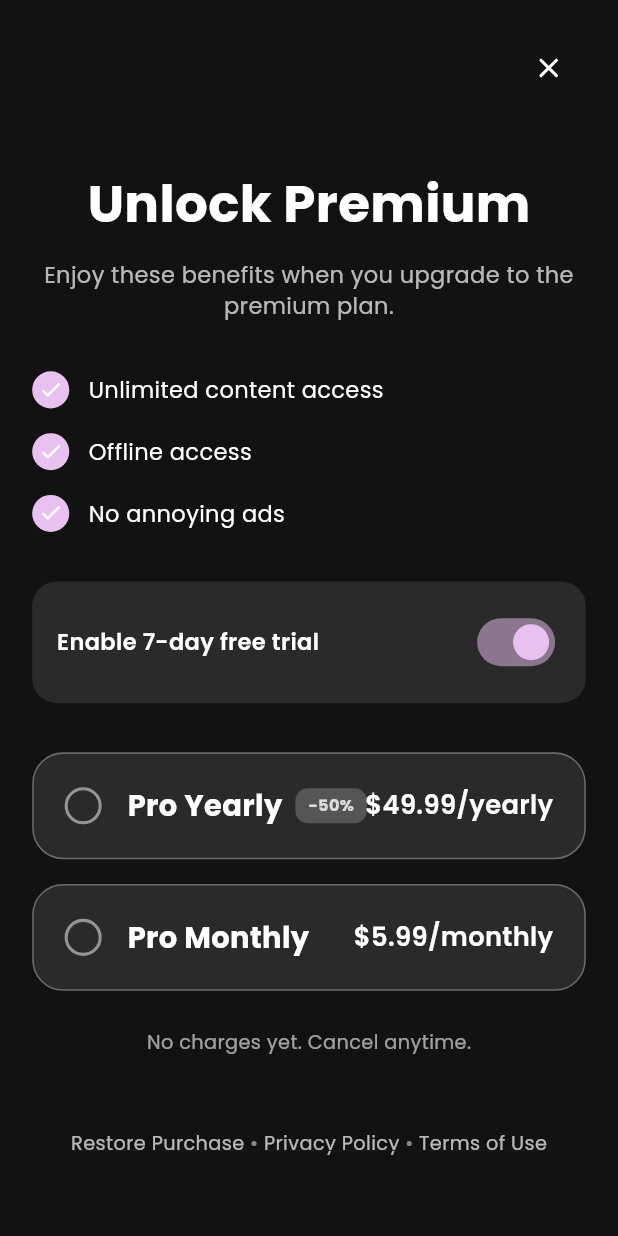
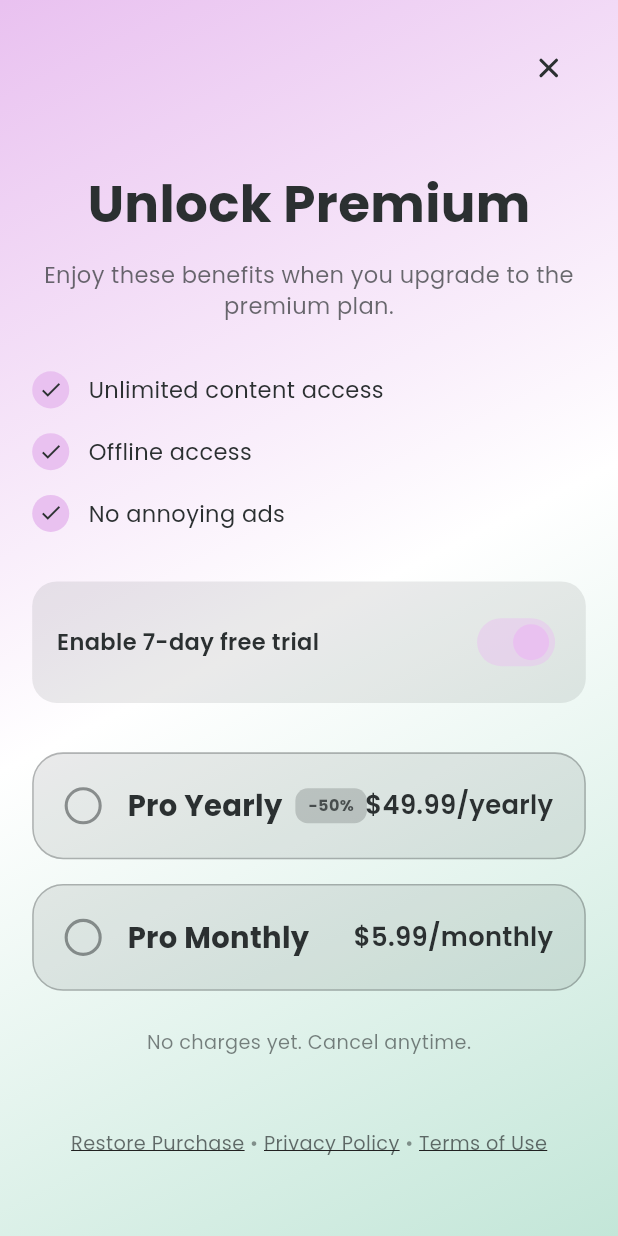
Before and after one commit to tran-haison/workouch, a Flutter app: the SubscriptionPage screen opened by its route, on a phone screen of 412 x 824 dp. Run offline on Flutter 3.47's test engine with Material 3 defaults, Android fonts, the phone set to English and light mode, and no system bars; drawn by our look-alikes of oktoast; our stand-ins replace cached_network_image, device_info_plus, dio, either_dart, firebase_core, firebase_crashlytics and 19 more; missing offline and left inert: purchases_flutter; accounts and stored records are empty; generated files the repository leaves out were written again.

Commit message:
style: update subscription page ui

```diff
--- a/lib/features/auth/presentation/pages/subscription_page.dart
+++ b/lib/features/auth/presentation/pages/subscription_page.dart
@@ -26,28 +26,39 @@ class _SubscriptionPageState extends State<SubscriptionPage> {
   @override
   Widget build(BuildContext context) {
     return Scaffold(
-      body: Container(
-        decoration: const BoxDecoration(
-          // gradient: LinearGradient(
-          //   begin: Alignment.topCenter,
-          //   end: Alignment.bottomCenter,
-          //   colors: [Color(0xFF1A1A2E), Color(0xFF16213E), Color(0xFF0F0F1E)],
-          // ),
-          color: AppColors.darkBlack,
+      body: Stack(
+        children: [
+          Positioned.fill(
+            child: Container(
+              decoration: BoxDecoration(
+                gradient: LinearGradient(
+                  begin: Alignment.topLeft,
+                  end: Alignment.bottomRight,
+                  colors: [
+                    AppColors.primary,
+                    AppColors.white,
+                    AppColors.secondary,
+                  ],
+                  stops: const [0.0, 0.5, 1.0],
                 ),
-        child: SafeArea(
+              ),
+            ),
+          ),
+          SafeArea(
             child: Column(
               children: [
-              // Header with close button
                 Padding(
-                padding: EdgeInsets.symmetric(horizontal: 20.w, vertical: 20.h),
+                  padding: EdgeInsets.symmetric(
+                    horizontal: 20.w,
+                    vertical: 20.h,
+                  ),
                   child: Row(
                     mainAxisAlignment: MainAxisAlignment.end,
                     children: [
                       CommonIconButton(
                         backgroundColor: Colors.transparent,
                         icon: Assets.icons.close,
-                      iconColor: AppColors.white,
+                        iconColor: AppColors.black,
                         radius: 20.r,
                         onTap: () => context.pop(),
                       ),
@@ -69,7 +80,7 @@ class _SubscriptionPageState extends State<SubscriptionPage> {
                                 'Unlock Premium',
                                 style: AppTextStyles.h0.copyWith(
                                   fontWeight: FontWeight.w700,
-                                color: AppColors.white,
+                                  color: AppColors.black,
                                   fontSize: 32.sp,
                                 ),
                               ),
@@ -77,7 +88,7 @@ class _SubscriptionPageState extends State<SubscriptionPage> {
                               Text(
                                 'Enjoy these benefits when you upgrade to the premium plan.',
                                 style: AppTextStyles.h4.copyWith(
-                                color: AppColors.white.withValues(alpha: 0.7),
+                                  color: AppColors.black.withValues(alpha: 0.7),
                                 ),
                                 textAlign: TextAlign.center,
                               ),
@@ -96,7 +107,7 @@ class _SubscriptionPageState extends State<SubscriptionPage> {
                         Container(
                           padding: EdgeInsets.all(16.r),
                           decoration: BoxDecoration(
-                          color: AppColors.white.withValues(alpha: 0.1),
+                            color: AppColors.black.withValues(alpha: 0.1),
                             borderRadius: BorderRadius.circular(16.r),
                           ),
                           child: Row(
@@ -105,7 +116,7 @@ class _SubscriptionPageState extends State<SubscriptionPage> {
                               Text(
                                 'Enable 7-day free trial',
                                 style: AppTextStyles.h4.copyWith(
-                                color: AppColors.white,
+                                  color: AppColors.black,
                                   fontWeight: FontWeight.w600,
                                 ),
                               ),
@@ -120,8 +131,8 @@ class _SubscriptionPageState extends State<SubscriptionPage> {
                                 activeTrackColor: AppColors.primary.withValues(
                                   alpha: 0.5,
                                 ),
-                              inactiveThumbColor: AppColors.white,
-                              inactiveTrackColor: AppColors.white.withValues(
+                                inactiveThumbColor: AppColors.black,
+                                inactiveTrackColor: AppColors.black.withValues(
                                   alpha: 0.3,
                                 ),
                               ),
@@ -132,7 +143,8 @@ class _SubscriptionPageState extends State<SubscriptionPage> {
                         // Plan Cards
                         _SubscriptionPlanCard(
                           plan: yearlyPlan,
-                        isSelected: _selectedTier == SubscriptionTier.proYearly,
+                          isSelected:
+                              _selectedTier == SubscriptionTier.proYearly,
                           discountPercent: 50,
                           onTap: () {
                             setState(() {
@@ -157,7 +169,7 @@ class _SubscriptionPageState extends State<SubscriptionPage> {
                           child: Text(
                             'No charges yet. Cancel anytime.',
                             style: AppTextStyles.h5.copyWith(
-                            color: AppColors.white.withValues(alpha: 0.6),
+                              color: AppColors.black.withValues(alpha: 0.6),
                             ),
                           ),
                         ),
@@ -170,9 +182,10 @@ class _SubscriptionPageState extends State<SubscriptionPage> {
                               // TODO: Handle subscription purchase
                               context.pop();
                             },
-                          backgroundGradientColor: AppColors.backgroundGradient,
+                            backgroundGradientColor:
+                                AppColors.backgroundGradient,
                             textStyle: AppTextStyles.h4.copyWith(
-                            color: AppColors.white,
+                              color: AppColors.black,
                               fontWeight: FontWeight.w600,
                             ),
                           ),
@@ -190,7 +203,7 @@ class _SubscriptionPageState extends State<SubscriptionPage> {
                             Text(
                               ' • ',
                               style: AppTextStyles.h5.copyWith(
-                              color: AppColors.white.withValues(alpha: 0.5),
+                                color: AppColors.black.withValues(alpha: 0.5),
                               ),
                             ),
                             _FooterLink(
@@ -202,7 +215,7 @@ class _SubscriptionPageState extends State<SubscriptionPage> {
                             Text(
                               ' • ',
                               style: AppTextStyles.h5.copyWith(
-                              color: AppColors.white.withValues(alpha: 0.5),
+                                color: AppColors.black.withValues(alpha: 0.5),
                               ),
                             ),
                             _FooterLink(
@@ -221,6 +234,7 @@ class _SubscriptionPageState extends State<SubscriptionPage> {
               ],
             ),
           ),
+        ],
       ),
     );
   }
@@ -242,13 +256,13 @@ class _BenefitItem extends StatelessWidget {
             color: AppColors.primary,
             shape: BoxShape.circle,
           ),
-          child: Icon(Icons.check, color: AppColors.white, size: 16.r),
+          child: Icon(Icons.check, color: AppColors.black, size: 16.r),
         ),
         Gaps.hGap12,
         Expanded(
           child: Text(
             text,
-            style: AppTextStyles.h4.copyWith(color: AppColors.white),
+            style: AppTextStyles.h4.copyWith(color: AppColors.black),
           ),
         ),
       ],
@@ -277,12 +291,12 @@ class _SubscriptionPlanCard extends StatelessWidget {
         width: double.infinity,
         padding: EdgeInsets.all(20.r),
         decoration: BoxDecoration(
-          color: AppColors.white.withValues(alpha: isSelected ? 0.15 : 0.1),
+          color: AppColors.black.withValues(alpha: isSelected ? 0.15 : 0.1),
           borderRadius: BorderRadius.circular(20.r),
           border: Border.all(
             color: isSelected
                 ? AppColors.primary
-                : AppColors.white.withValues(alpha: 0.3),
+                : AppColors.black.withValues(alpha: 0.3),
             width: isSelected ? 2.r : 1.r,
           ),
         ),
@@ -297,13 +311,13 @@ class _SubscriptionPlanCard extends StatelessWidget {
                 border: Border.all(
                   color: isSelected
                       ? AppColors.primary
-                      : AppColors.white.withValues(alpha: 0.5),
+                      : AppColors.black.withValues(alpha: 0.5),
                   width: 2.r,
                 ),
                 color: isSelected ? AppColors.primary : Colors.transparent,
               ),
               child: isSelected
-                  ? Icon(Icons.check, color: AppColors.white, size: 16.r)
+                  ? Icon(Icons.check, color: AppColors.black, size: 16.r)
                   : null,
             ),
             Gaps.hGap16,
@@ -317,7 +331,7 @@ class _SubscriptionPlanCard extends StatelessWidget {
                         plan.name,
                         style: AppTextStyles.h2.copyWith(
                           fontWeight: FontWeight.w700,
-                          color: AppColors.white,
+                          color: AppColors.black,
                         ),
                       ),
                       if (discountPercent != null) ...[
@@ -328,13 +342,13 @@ class _SubscriptionPlanCard extends StatelessWidget {
                             vertical: 4.h,
                           ),
                           decoration: BoxDecoration(
-                            color: AppColors.white.withValues(alpha: 0.2),
+                            color: AppColors.black.withValues(alpha: 0.2),
                             borderRadius: BorderRadius.circular(8.r),
                           ),
                           child: Text(
                             '-$discountPercent%',
                             style: AppTextStyles.h6.copyWith(
-                              color: AppColors.white.withValues(alpha: 0.8),
+                              color: AppColors.black.withValues(alpha: 0.8),
                               fontWeight: FontWeight.w700,
                             ),
                           ),
@@ -349,7 +363,7 @@ class _SubscriptionPlanCard extends StatelessWidget {
               '${plan.priceString}/${plan.period.toLowerCase()}',
               style: AppTextStyles.h3.copyWith(
                 fontWeight: FontWeight.w600,
-                color: AppColors.white,
+                color: AppColors.black,
               ),
             ),
           ],
@@ -372,7 +386,7 @@ class _FooterLink extends StatelessWidget {
       child: Text(
         text,
         style: AppTextStyles.h5.copyWith(
-          color: AppColors.white.withValues(alpha: 0.7),
+          color: AppColors.black.withValues(alpha: 0.7),
           decoration: TextDecoration.underline,
         ),
       ),
```
Lines whose indentation alone changed are shown as unchanged.
